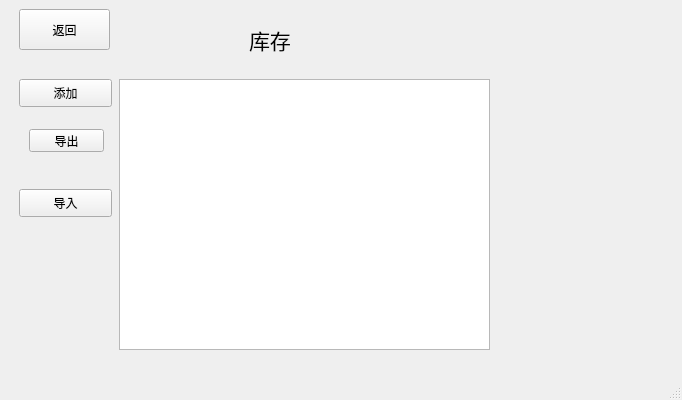
Qt form login.ui (Airofact/QtSupermarketManagement) before a commit.
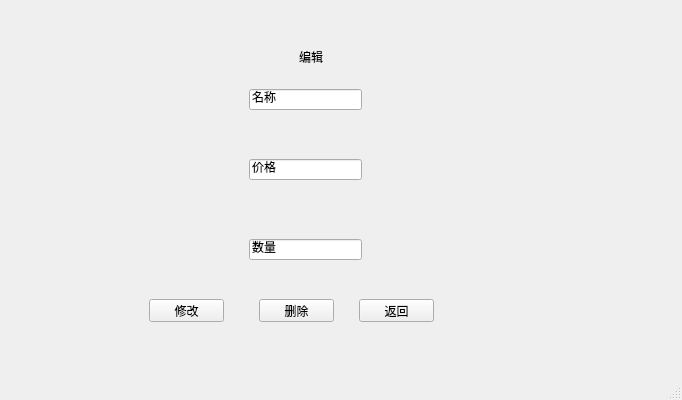
The same form after that commit. The open tabs and pages were chosen to show the change. Icons and pictures are not drawn.

```diff
--- a/login.ui
+++ b/login.ui
@@ -617,7 +617,7 @@
          </rect>
         </property>
         <property name="text">
-         <string>导出</string>
+         <string>导出至json</string>
         </property>
        </widget>
        <widget class="QPushButton" name="import_2">
@@ -630,7 +630,33 @@
          </rect>
         </property>
         <property name="text">
-         <string>导入</string>
+         <string>导入表格</string>
+        </property>
+       </widget>
+       <widget class="QPushButton" name="pushButton_9">
+        <property name="geometry">
+         <rect>
+          <x>20</x>
+          <y>230</y>
+          <width>75</width>
+          <height>23</height>
+         </rect>
+        </property>
+        <property name="text">
+         <string>编辑</string>
+        </property>
+       </widget>
+       <widget class="QPushButton" name="pushButton_11">
+        <property name="geometry">
+         <rect>
+          <x>10</x>
+          <y>280</y>
+          <width>75</width>
+          <height>23</height>
+         </rect>
+        </property>
+        <property name="text">
+         <string>查找</string>
         </property>
        </widget>
       </widget>
@@ -834,6 +860,166 @@
         </property>
         <property name="text">
          <string>数量</string>
+        </property>
+       </widget>
+       <widget class="QLabel" name="label_3">
+        <property name="geometry">
+         <rect>
+          <x>260</x>
+          <y>20</y>
+          <width>53</width>
+          <height>15</height>
+         </rect>
+        </property>
+        <property name="text">
+         <string>添加商品</string>
+        </property>
+       </widget>
+      </widget>
+      <widget class="QWidget" name="editpage">
+       <widget class="QLabel" name="label">
+        <property name="geometry">
+         <rect>
+          <x>290</x>
+          <y>40</y>
+          <width>53</width>
+          <height>15</height>
+         </rect>
+        </property>
+        <property name="text">
+         <string>编辑</string>
+        </property>
+       </widget>
+       <widget class="QLineEdit" name="editgood">
+        <property name="geometry">
+         <rect>
+          <x>240</x>
+          <y>80</y>
+          <width>113</width>
+          <height>21</height>
+         </rect>
+        </property>
+        <property name="text">
+         <string>名称</string>
+        </property>
+       </widget>
+       <widget class="QLineEdit" name="editprice">
+        <property name="geometry">
+         <rect>
+          <x>240</x>
+          <y>150</y>
+          <width>113</width>
+          <height>21</height>
+         </rect>
+        </property>
+        <property name="text">
+         <string>价格</string>
+        </property>
+       </widget>
+       <widget class="QLineEdit" name="editamount">
+        <property name="geometry">
+         <rect>
+          <x>240</x>
+          <y>230</y>
+          <width>113</width>
+          <height>21</height>
+         </rect>
+        </property>
+        <property name="text">
+         <string>数量</string>
+        </property>
+       </widget>
+       <widget class="QPushButton" name="pushButton_7">
+        <property name="geometry">
+         <rect>
+          <x>140</x>
+          <y>290</y>
+          <width>75</width>
+          <height>23</height>
+         </rect>
+        </property>
+        <property name="text">
+         <string>修改</string>
+        </property>
+       </widget>
+       <widget class="QPushButton" name="pushButton_8">
+        <property name="geometry">
+         <rect>
+          <x>350</x>
+          <y>290</y>
+          <width>75</width>
+          <height>23</height>
+         </rect>
+        </property>
+        <property name="text">
+         <string>返回</string>
+        </property>
+       </widget>
+       <widget class="QPushButton" name="pushButton_10">
+        <property name="geometry">
+         <rect>
+          <x>250</x>
+          <y>290</y>
+          <width>75</width>
+          <height>23</height>
+         </rect>
+        </property>
+        <property name="text">
+         <string>删除</string>
+        </property>
+       </widget>
+      </widget>
+      <widget class="QWidget" name="findpage">
+       <widget class="QLabel" name="label_4">
+        <property name="geometry">
+         <rect>
+          <x>270</x>
+          <y>60</y>
+          <width>53</width>
+          <height>15</height>
+         </rect>
+        </property>
+        <property name="text">
+         <string>查找</string>
+        </property>
+       </widget>
+       <widget class="QPushButton" name="pushButton_12">
+        <property name="geometry">
+         <rect>
+          <x>140</x>
+          <y>240</y>
+          <width>75</width>
+          <height>23</height>
+         </rect>
+        </property>
+        <property name="text">
+         <string>查找</string>
+        </property>
+       </widget>
+       <widget class="QPushButton" name="pushButton_13">
+        <property name="geometry">
+         <rect>
+          <x>360</x>
+          <y>240</y>
+          <width>75</width>
+          <height>23</height>
+         </rect>
+        </property>
+        <property name="text">
+         <string>返回</string>
+        </property>
+       </widget>
+       <widget class="QLineEdit" name="findedit">
+        <property name="geometry">
+         <rect>
+          <x>230</x>
+          <y>130</y>
+          <width>113</width>
+          <height>21</height>
+         </rect>
+        </property>
+        <property name="text">
+         <string>名称</string>
         </property>
        </widget>
       </widget>
```
Left out of the diff: 2 changed lines with no effect on the pictures.
